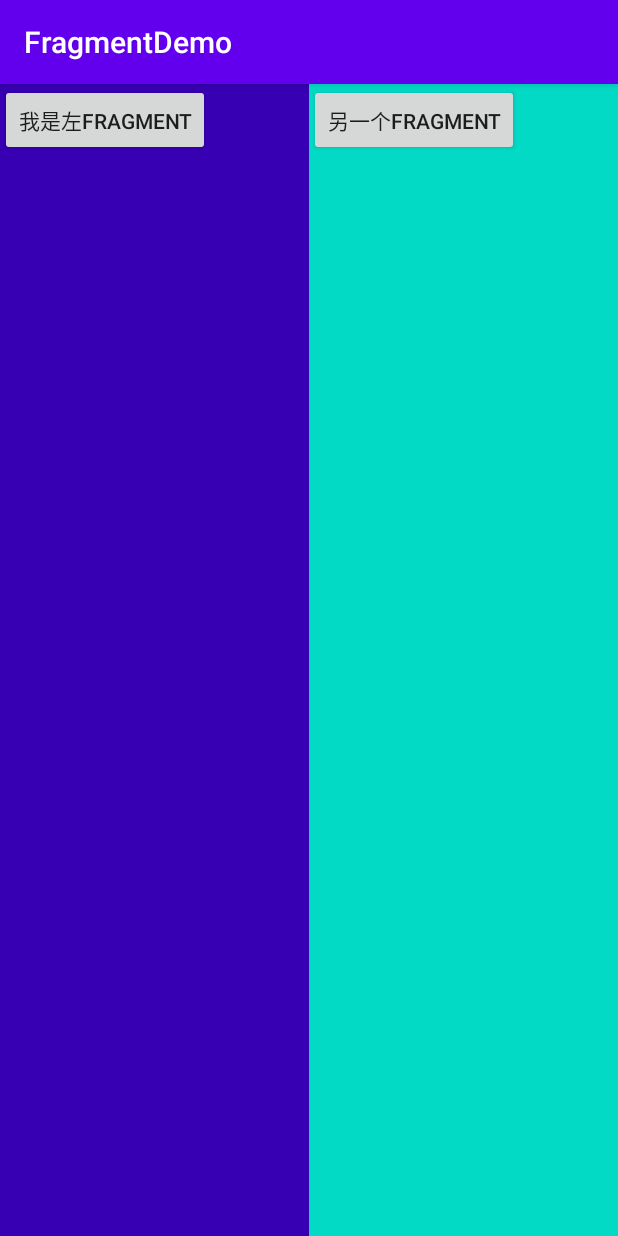
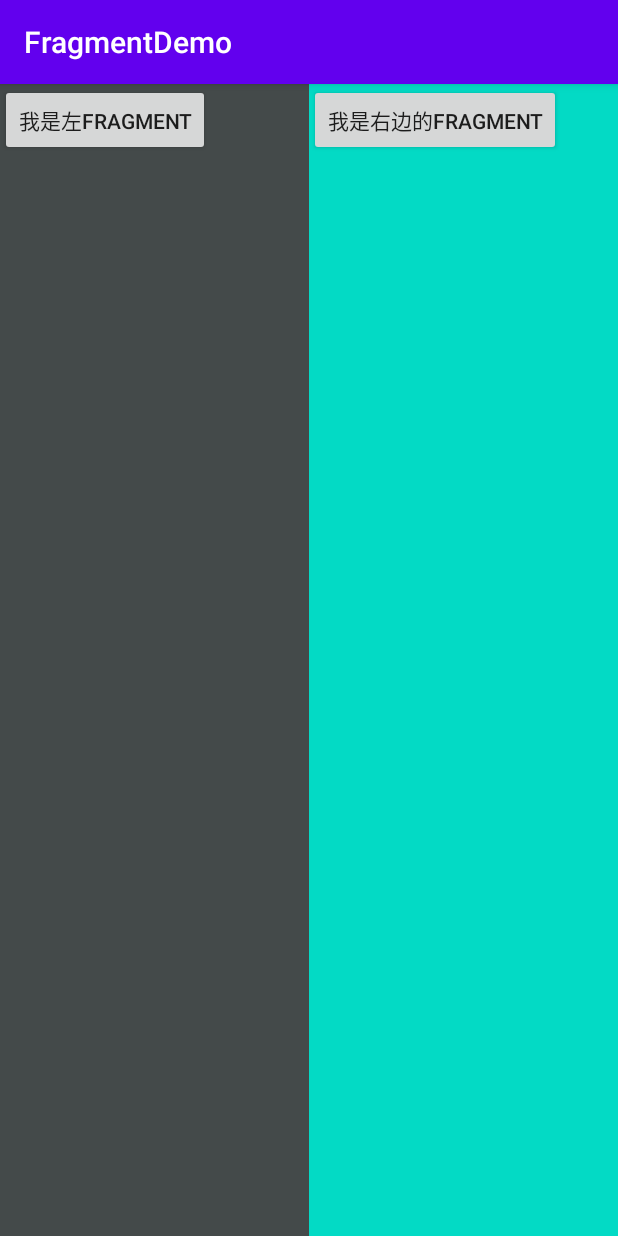
Before and after one commit to aJanefish/FragmentDemo, an Android app: the JavaUseFragmentActivity screen opened directly, with no data from a screen before it, after a tap on "我是左FRAGMENT", on a phone screen of 412 x 824 dp. Run offline under Robolectric (Android 15) with nearby library versions, the phone set to English and light mode, and no system bars.

Commit message:
add 20201008 02

```diff
--- a/app/src/main/java/com/example/fragmentdemo/activity/JavaUseFragmentActivity.java
+++ b/app/src/main/java/com/example/fragmentdemo/activity/JavaUseFragmentActivity.java
@@ -15,6 +15,8 @@ import com.example.fragmentdemo.fragment.RightFragment;
 
 public class JavaUseFragmentActivity extends AppCompatActivity {
 
+    boolean flag = false;
+
     @Override
     protected void onCreate(Bundle savedInstanceState) {
         super.onCreate(savedInstanceState);
@@ -24,17 +26,26 @@ public class JavaUseFragmentActivity extends AppCompatActivity {
         button.setOnClickListener(new View.OnClickListener() {
             @Override
             public void onClick(View v) {
-                replaceFragment(new AnotherRightFragment());
-
+                if (flag) {
+                    replaceFragment(new AnotherRightFragment());
+                } else {
+                    replaceFragment(new RightFragment());
+                }
+                flag = !flag;
             }
         });
-        replaceFragment(new RightFragment());
     }
 
     private void replaceFragment(Fragment fragment) {
+        //获取FragmentManager
         FragmentManager fragmentManager = getSupportFragmentManager();
+        //开启一个事务
         FragmentTransaction beginTransaction = fragmentManager.beginTransaction();
+        //向容器添加或者替换Fragment
         beginTransaction.replace(R.id.activity_java_use_fragment_fl, fragment);
+        //加入返回栈
+        beginTransaction.addToBackStack(null);
+        //提交事务
         beginTransaction.commit();
     }
 }
--- a/app/src/main/res/layout/activity_java_use_fragment.xml
+++ b/app/src/main/res/layout/activity_java_use_fragment.xml
@@ -14,9 +14,10 @@
         android:layout_height="match_parent"
         android:layout_weight="1" />
 
+    <!--Fragment的容器-->
     <FrameLayout
         android:id="@+id/activity_java_use_fragment_fl"
         android:layout_width="0dp"
         android:layout_height="match_parent"
         android:layout_weight="1" />
-</LinearLayout><!--</androidx.constraintlayout.widget.ConstraintLayout>-->
+</LinearLayout>
--- a/app/src/main/res/layout/activity_xml.xml
+++ b/app/src/main/res/layout/activity_xml.xml
@@ -1,6 +1,5 @@
 <?xml version="1.0" encoding="utf-8"?>
 <LinearLayout xmlns:android="http://schemas.android.com/apk/res/android"
-    xmlns:app="http://schemas.android.com/apk/res-auto"
     xmlns:tools="http://schemas.android.com/tools"
     android:layout_width="match_parent"
     android:layout_height="match_parent"
@@ -20,4 +19,5 @@
         android:layout_width="0dp"
         android:layout_height="match_parent"
         android:layout_weight="1" />
-</LinearLayout><!--</androidx.constraintlayout.widget.ConstraintLayout>-->
+
+</LinearLayout>
--- a/app/src/main/res/layout/another_right_fragment.xml
+++ b/app/src/main/res/layout/another_right_fragment.xml
@@ -7,6 +7,6 @@
     <Button
         android:layout_width="wrap_content"
         android:layout_height="wrap_content"
-        android:text="另一个Fragment" />
+        android:text="我另一个Fragment" />
 
 </androidx.constraintlayout.widget.ConstraintLayout>
--- a/app/src/main/res/layout/left_fragment.xml
+++ b/app/src/main/res/layout/left_fragment.xml
@@ -2,7 +2,7 @@
 <androidx.constraintlayout.widget.ConstraintLayout xmlns:android="http://schemas.android.com/apk/res/android"
     android:layout_width="match_parent"
     android:layout_height="match_parent"
-    android:background="@color/colorPrimaryDark">
+    android:background="@color/gray">
 
     <Button
         android:id="@+id/left_fragment_button"
--- a/app/src/main/res/layout/right_fragment.xml
+++ b/app/src/main/res/layout/right_fragment.xml
@@ -7,6 +7,6 @@
     <Button
         android:layout_width="wrap_content"
         android:layout_height="wrap_content"
-        android:text="测试" />
+        android:text="我是右边的fragment" />
 
 </androidx.constraintlayout.widget.ConstraintLayout>
--- a/app/src/main/res/values/colors.xml
+++ b/app/src/main/res/values/colors.xml
@@ -3,4 +3,5 @@
     <color name="colorPrimary">#6200EE</color>
     <color name="colorPrimaryDark">#3700B3</color>
     <color name="colorAccent">#03DAC5</color>
+    <color name="gray">#444A4A</color>
 </resources>
```
